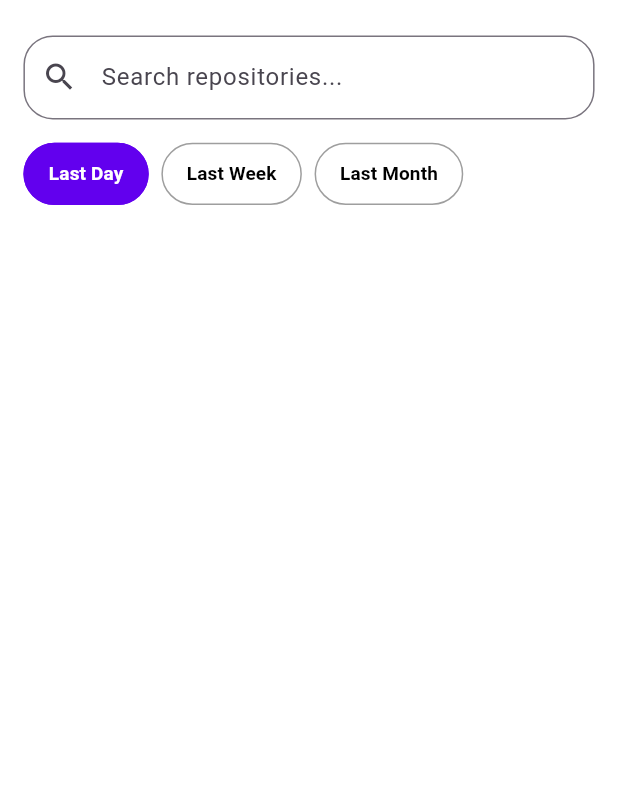
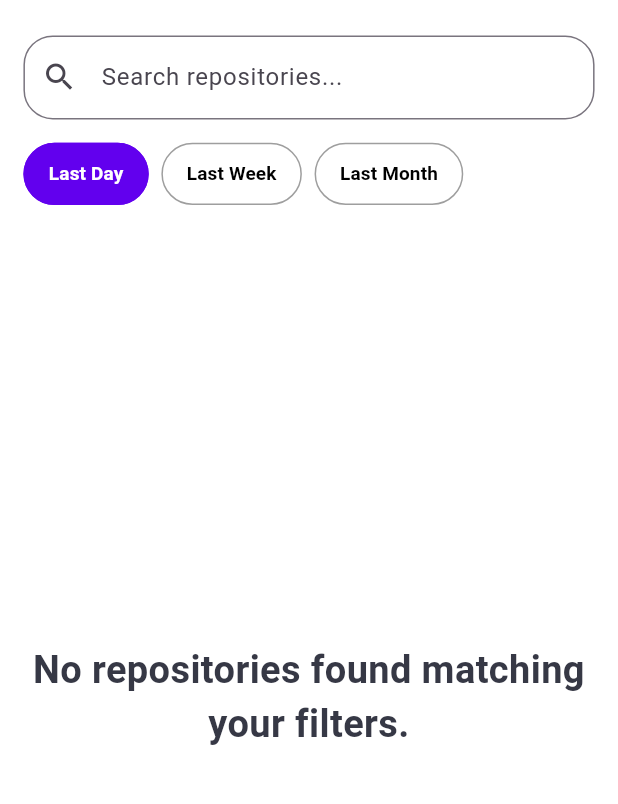
Before and after one commit to ribhy-bishtawi/flutter_trending_repos, a Flutter app: the screen it shows after launch, after a tap on the "filter list" icon, on a phone screen of 412 x 824 dp, the part 72-876 px from its top. Run offline on Flutter 3.47's test engine with Material 3 defaults, Android fonts, the phone set to English and light mode, and no system bars; our stand-ins replace cached_network_image, dio, easy_localization, flutter_screenutil, pretty_dio_logger, shared_preferences; network calls fail.

Commit message:
feat: display centered message for empty search results

```diff
--- a/lib/presentation/screens/trending_repos_screen.dart
+++ b/lib/presentation/screens/trending_repos_screen.dart
@@ -167,6 +167,16 @@ class _TrendingReposScreenState extends State<TrendingReposScreen> {
               ),
               (viewmodel.isLoading && viewmodel.filteredRepos.isEmpty)
                   ? const Center(child: CircularProgressIndicator())
+                  : viewmodel.filteredRepos.isEmpty
+                      ? Expanded(
+                          child: Center(
+                            child: Text(
+                              textAlign: TextAlign.center,
+                              "No repositories found matching your filters.",
+                              style: AppTextStyle.headline,
+                            ),
+                          ),
+                        )
                       : Expanded(
                           child: ListView.builder(
                             controller: _scrollController,
@@ -178,9 +188,10 @@ class _TrendingReposScreenState extends State<TrendingReposScreen> {
                                 return Center(
                                   child: viewmodel.isLoading
                                       ? Padding(
-                                      padding:
-                                          EdgeInsets.symmetric(vertical: 20.h),
-                                      child: const CircularProgressIndicator(),
+                                          padding: EdgeInsets.symmetric(
+                                              vertical: 20.h),
+                                          child:
+                                              const CircularProgressIndicator(),
                                         )
                                       : const SizedBox.shrink(),
                                 );
@@ -189,7 +200,8 @@ class _TrendingReposScreenState extends State<TrendingReposScreen> {
                               final repo = viewmodel.filteredRepos[index];
                               return RepoCard(
                                   repo: repo,
-                              key: ObjectKey(viewmodel.filteredRepos[index]));
+                                  key: ObjectKey(
+                                      viewmodel.filteredRepos[index]));
                             },
                           ),
                         ),
```
Lines whose indentation alone changed are shown as unchanged.
